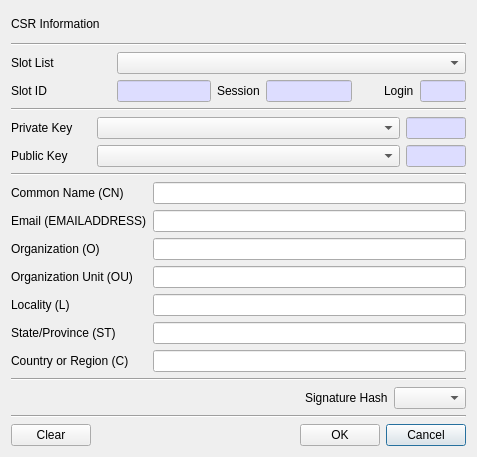
The window that CryptokiMan/make_csr_dlg.ui (jykim74/CryptokiMan) describes before a commit, drawn with Qt 5.
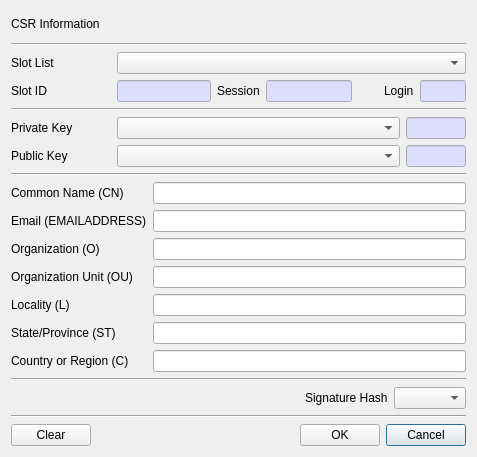
The same window after the commit.

Commit message: CSR 만들기 작업중

What changed in the file:
```diff
--- a/CryptokiMan/make_csr_dlg.ui
+++ b/CryptokiMan/make_csr_dlg.ui
@@ -236,7 +236,7 @@
       <widget class="QLabel" name="label_10">
        <property name="minimumSize">
         <size>
-         <width>80</width>
+         <width>100</width>
          <height>0</height>
         </size>
        </property>
```
Left out of the diff: 8 changed lines with no effect on the pictures. The commit also changes 2 other files.
